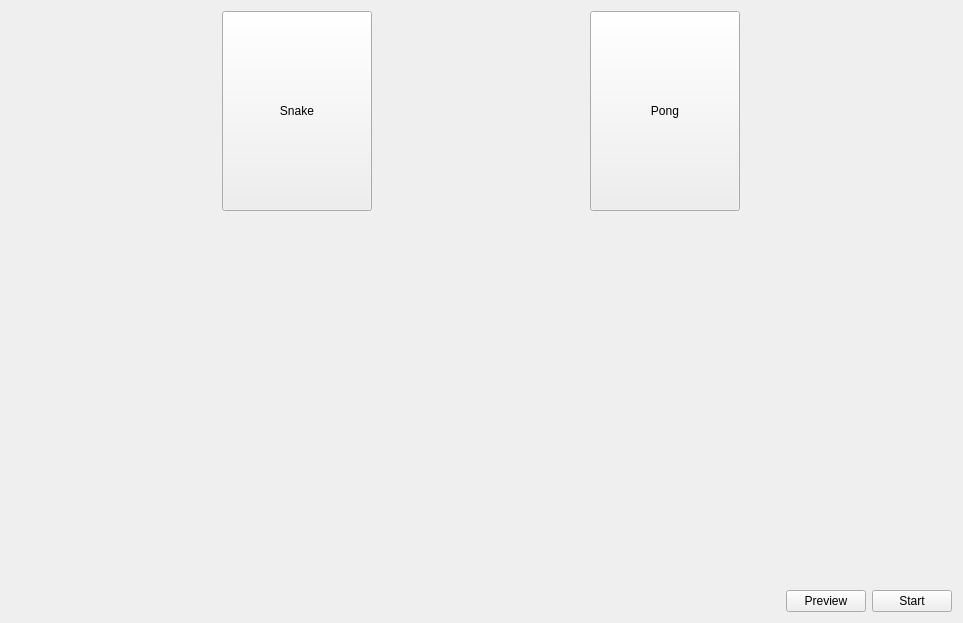
Above: src/qt/design-files/game.ui from CountRucula/matrix-app before the change. Below: the same form after it.
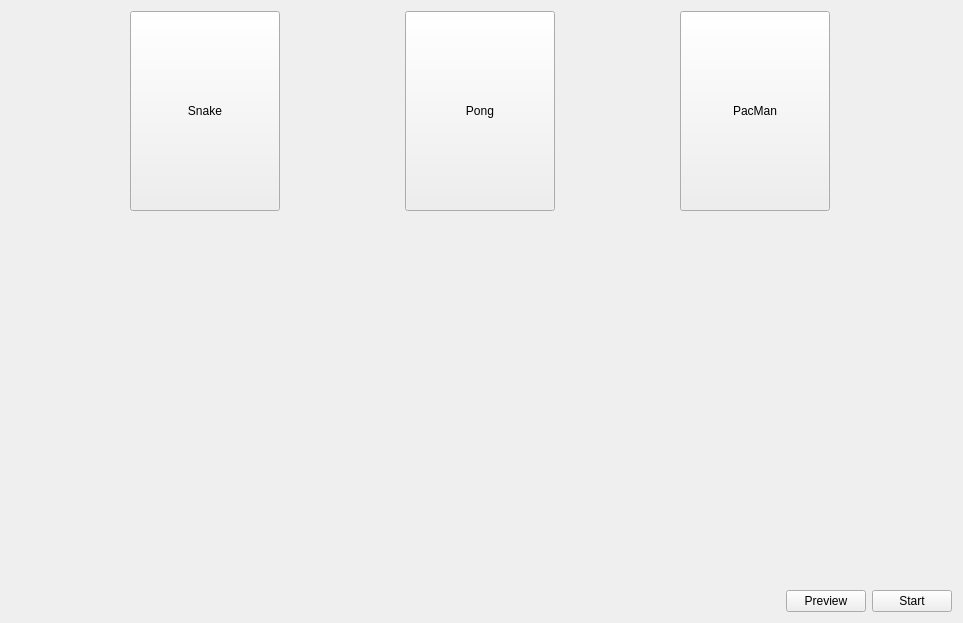
That is the form after the change.

Diff of the .ui file:
```diff
--- a/src/qt/design-files/game.ui
+++ b/src/qt/design-files/game.ui
@@ -15,11 +15,8 @@
   </property>
   <layout class="QVBoxLayout" name="verticalLayout">
    <item>
-    <layout class="QHBoxLayout" name="horizontalLayout" stretch="0,0">
-     <property name="spacing">
-      <number>7</number>
-     </property>
-     <item>
+    <layout class="QGridLayout" name="gridLayout">
+     <item row="0" column="0">
       <widget class="QToolButton" name="btn_snake">
        <property name="sizePolicy">
         <sizepolicy hsizetype="Fixed" vsizetype="Fixed">
@@ -53,7 +50,7 @@
        </property>
       </widget>
      </item>
-     <item>
+     <item row="0" column="1">
       <widget class="QToolButton" name="btn_pong">
        <property name="sizePolicy">
         <sizepolicy hsizetype="Fixed" vsizetype="Fixed">
@@ -84,6 +81,40 @@
        </property>
       </widget>
      </item>
+     <item row="0" column="2">
+      <widget class="QToolButton" name="btn_pacman">
+       <property name="sizePolicy">
+        <sizepolicy hsizetype="Fixed" vsizetype="Fixed">
+         <horstretch>0</horstretch>
+         <verstretch>0</verstretch>
+        </sizepolicy>
+       </property>
+       <property name="minimumSize">
+        <size>
+         <width>150</width>
+         <height>200</height>
+        </size>
+       </property>
+       <property name="text">
+        <string>PacMan</string>
+       </property>
+       <property name="iconSize">
+        <size>
+         <width>128</width>
+         <height>128</height>
+        </size>
+       </property>
+       <property name="checkable">
+        <bool>true</bool>
+       </property>
+       <property name="autoRepeat">
+        <bool>false</bool>
+       </property>
+       <property name="toolButtonStyle">
+        <enum>Qt::ToolButtonStyle::ToolButtonTextUnderIcon</enum>
+       </property>
+      </widget>
+     </item>
     </layout>
    </item>
    <item>
```
